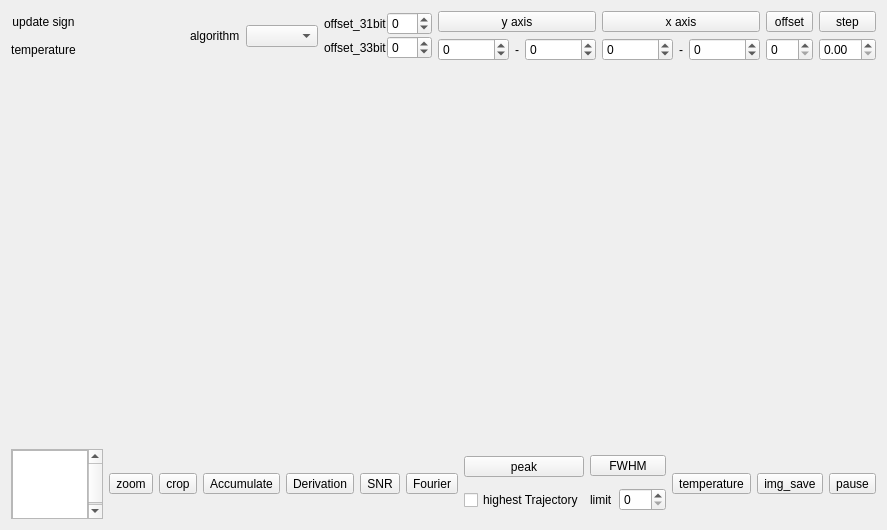
Qt form src/form/plot/formplot.ui (MRsoymilk/MySerial) before a commit.
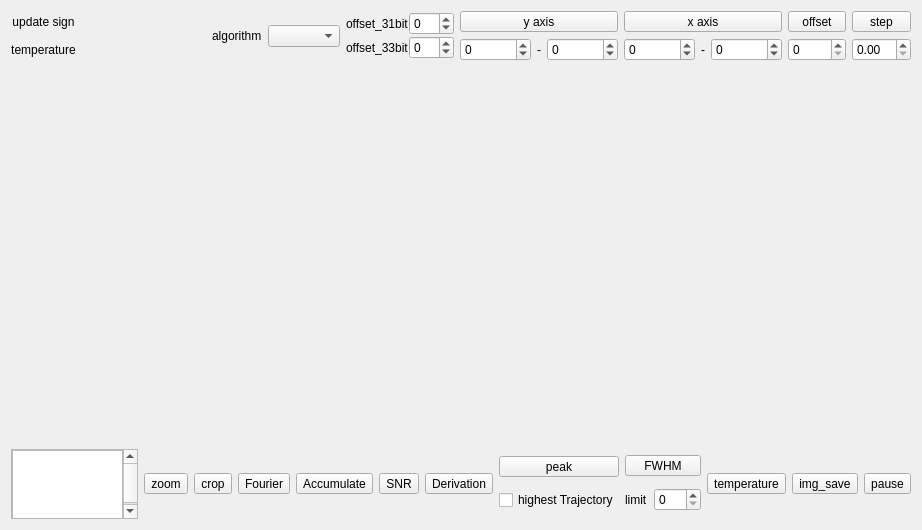
The same form after that commit. Icons and pictures are not drawn.

```diff
--- a/src/form/plot/formplot.ui
+++ b/src/form/plot/formplot.ui
@@ -6,7 +6,7 @@
    <rect>
     <x>0</x>
     <y>0</y>
-    <width>887</width>
+    <width>922</width>
     <height>530</height>
    </rect>
   </property>
@@ -203,6 +203,13 @@
        </property>
       </widget>
      </item>
+     <item>
+      <widget class="QToolButton" name="tBtnFourier">
+       <property name="text">
+        <string>Fourier</string>
+       </property>
+      </widget>
+     </item>
      <item>
       <widget class="QToolButton" name="tBtnAccumulate">
        <property name="text">
@@ -210,13 +217,6 @@
        </property>
       </widget>
      </item>
-     <item>
-      <widget class="QToolButton" name="tBtnDerivation">
-       <property name="text">
-        <string>Derivation</string>
-       </property>
-      </widget>
-     </item>
      <item>
       <widget class="QToolButton" name="tBtnSNR">
        <property name="sizePolicy">
@@ -231,9 +231,9 @@
       </widget>
      </item>
      <item>
-      <widget class="QToolButton" name="tBtnFourier">
+      <widget class="QToolButton" name="tBtnDerivation">
        <property name="text">
-        <string>Fourier</string>
+        <string>Derivation</string>
        </property>
       </widget>
      </item>
```
